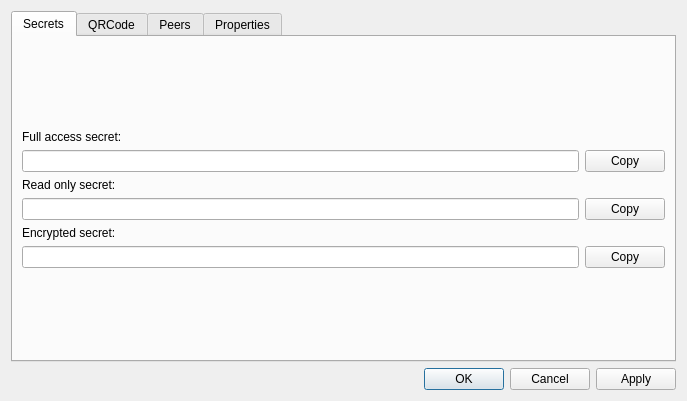
Above: btsync-qt/ui/folderinfo.ui from BtbN/btsync-qt before the change. Below: the same form after it.
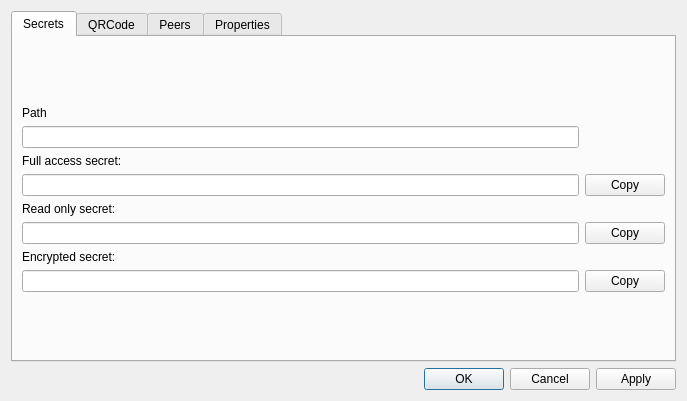
That is the form after the change. Custom widgets are drawn as their Qt base class.

```diff
--- a/btsync-qt/ui/folderinfo.ui
+++ b/btsync-qt/ui/folderinfo.ui
@@ -24,35 +24,14 @@
        <string>Secrets</string>
       </attribute>
       <layout class="QGridLayout" name="gridLayout">
-       <item row="1" column="0">
-        <widget class="QLabel" name="label">
-         <property name="text">
-          <string>Full access secret:</string>
-         </property>
-        </widget>
-       </item>
-       <item row="6" column="0">
-        <widget class="QLineEdit" name="ecSecretEdit">
-         <property name="readOnly">
-          <bool>true</bool>
-         </property>
-        </widget>
-       </item>
-       <item row="6" column="1">
-        <widget class="QPushButton" name="copyEcSecretButton">
-         <property name="text">
-          <string>Copy</string>
-         </property>
-        </widget>
-       </item>
-       <item row="5" column="0">
+       <item row="7" column="0">
         <widget class="QLabel" name="label_3">
          <property name="text">
           <string>Encrypted secret:</string>
          </property>
         </widget>
        </item>
-       <item row="7" column="0">
+       <item row="9" column="0">
         <spacer name="verticalSpacer_2">
          <property name="orientation">
           <enum>Qt::Vertical</enum>
@@ -65,35 +44,63 @@
          </property>
         </spacer>
        </item>
-       <item row="3" column="0">
+       <item row="5" column="0">
         <widget class="QLabel" name="label_2">
          <property name="text">
           <string>Read only secret:</string>
          </property>
         </widget>
        </item>
-       <item row="2" column="1">
+       <item row="4" column="1">
         <widget class="QPushButton" name="copySecretButton">
          <property name="text">
           <string>Copy</string>
          </property>
         </widget>
        </item>
-       <item row="4" column="0">
+       <item row="6" column="0">
         <widget class="QLineEdit" name="roSecretEdit">
          <property name="readOnly">
           <bool>true</bool>
          </property>
         </widget>
        </item>
-       <item row="2" column="0">
+       <item row="1" column="0">
+        <widget class="QLabel" name="label_4">
+         <property name="text">
+          <string>Path</string>
+         </property>
+        </widget>
+       </item>
+       <item row="3" column="0">
+        <widget class="QLabel" name="label">
+         <property name="text">
+          <string>Full access secret:</string>
+         </property>
+        </widget>
+       </item>
+       <item row="8" column="0">
+        <widget class="QLineEdit" name="ecSecretEdit">
+         <property name="readOnly">
+          <bool>true</bool>
+         </property>
+        </widget>
+       </item>
+       <item row="8" column="1">
+        <widget class="QPushButton" name="copyEcSecretButton">
+         <property name="text">
+          <string>Copy</string>
+         </property>
+        </widget>
+       </item>
+       <item row="4" column="0">
         <widget class="QLineEdit" name="secretEdit">
          <property name="readOnly">
           <bool>true</bool>
          </property>
         </widget>
        </item>
-       <item row="4" column="1">
+       <item row="6" column="1">
         <widget class="QPushButton" name="copyRoSecretButton">
          <property name="text">
           <string>Copy</string>
@@ -113,6 +120,13 @@
          </property>
         </spacer>
        </item>
+       <item row="2" column="0">
+        <widget class="QLineEdit" name="pathEdit">
+         <property name="readOnly">
+          <bool>true</bool>
+         </property>
+        </widget>
+       </item>
       </layout>
      </widget>
      <widget class="QWidget" name="qrTab">
```
